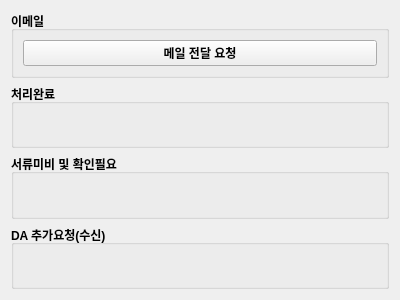
First picture: the form in ui/alarm_widget.ui, repository Glen-Lee-glitch/new_viewer, before the edit.
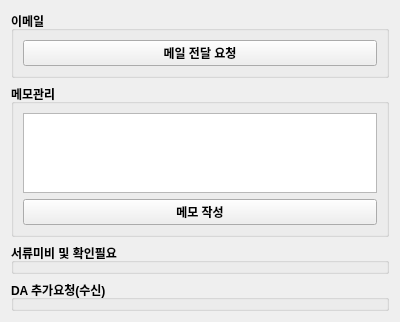
Second picture: the form after the edit.

Commit message: feat(ui): '처리완료' -> '메모 관리' 그룹박스로 변경

What changed in the file:
```diff
--- a/ui/alarm_widget.ui
+++ b/ui/alarm_widget.ui
@@ -43,9 +43,27 @@
       </font>
      </property>
      <property name="title">
-      <string>처리완료</string>
+      <string>메모관리</string>
      </property>
-     <layout class="QVBoxLayout" name="verticalLayout_2"/>
+     <layout class="QVBoxLayout" name="verticalLayout_2">
+      <item>
+       <widget class="QListWidget" name="listWidget_memos">
+        <property name="minimumSize">
+         <size>
+          <width>0</width>
+          <height>80</height>
+         </size>
+        </property>
+       </widget>
+      </item>
+      <item>
+       <widget class="QPushButton" name="pushButton_write_memo">
+        <property name="text">
+         <string>메모 작성</string>
+        </property>
+       </widget>
+      </item>
+     </layout>
     </widget>
    </item>
    <item>
```
Left out of the diff: 2 changed lines with no effect on the pictures.
